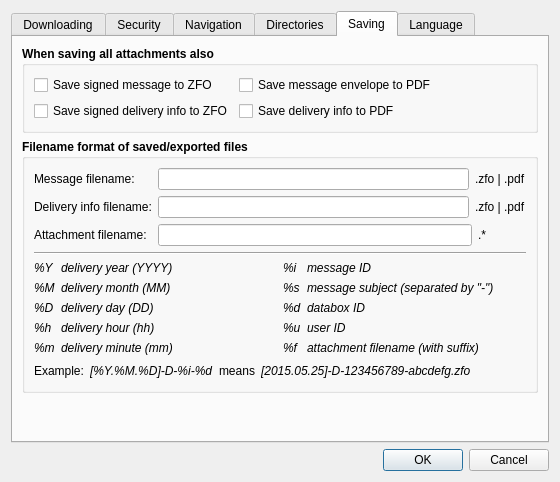
Before: the Qt Designer form src/gui/ui/dlg_preferences.ui in psakar/datovka, drawn with Qt 5.
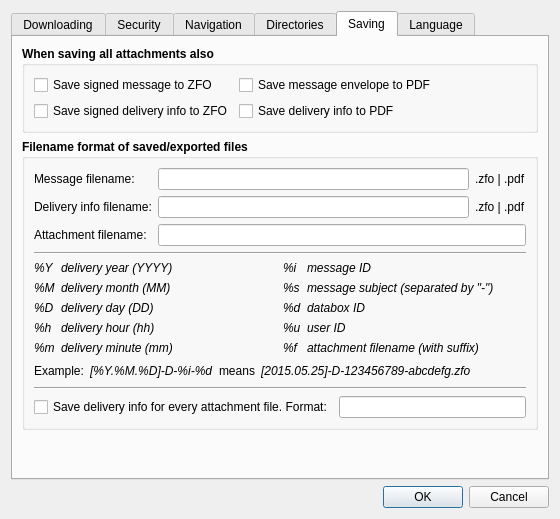
After: the same form once the commit is applied. The open tabs and pages were chosen to show the change. Icons and pictures are not drawn.

Commit message: One-click-export - delivery info for every attachment file (issue #42)

Patch:
```diff
--- a/src/gui/ui/dlg_preferences.ui
+++ b/src/gui/ui/dlg_preferences.ui
@@ -7,7 +7,7 @@
     <x>0</x>
     <y>0</y>
     <width>560</width>
-    <height>482</height>
+    <height>519</height>
    </rect>
   </property>
   <property name="minimumSize">
@@ -1006,19 +1006,6 @@
                 </property>
                </widget>
               </item>
-              <item>
-               <widget class="QLabel" name="label_10">
-                <property name="font">
-                 <font>
-                  <weight>50</weight>
-                  <bold>false</bold>
-                 </font>
-                </property>
-                <property name="text">
-                 <string notr="true">.*            </string>
-                </property>
-               </widget>
-              </item>
              </layout>
             </item>
            </layout>
@@ -1395,6 +1382,48 @@
             </item>
            </layout>
           </item>
+          <item>
+           <widget class="Line" name="line_3">
+            <property name="orientation">
+             <enum>Qt::Horizontal</enum>
+            </property>
+           </widget>
+          </item>
+          <item>
+           <layout class="QHBoxLayout" name="horizontalLayout_7">
+            <item>
+             <widget class="QCheckBox" name="delivery_info_for_every_file">
+              <property name="font">
+               <font>
+                <weight>50</weight>
+                <bold>false</bold>
+               </font>
+              </property>
+              <property name="toolTip">
+               <string>Delivery info will be saved for every file in the attachments
+separately. Filename of delivery info have to contain file name
+in the attachment (parameter %f is required).</string>
+              </property>
+              <property name="text">
+               <string>Save delivery info for every attachment file. Format:</string>
+              </property>
+             </widget>
+            </item>
+            <item>
+             <widget class="QLineEdit" name="delivery_filename_format_all_attach">
+              <property name="enabled">
+               <bool>true</bool>
+              </property>
+              <property name="font">
+               <font>
+                <weight>50</weight>
+                <bold>false</bold>
+               </font>
+              </property>
+             </widget>
+            </item>
+           </layout>
+          </item>
          </layout>
         </widget>
        </item>
```
Left out of the diff: 6 changed lines with no effect on the pictures. The commit also changes 5 other files.
